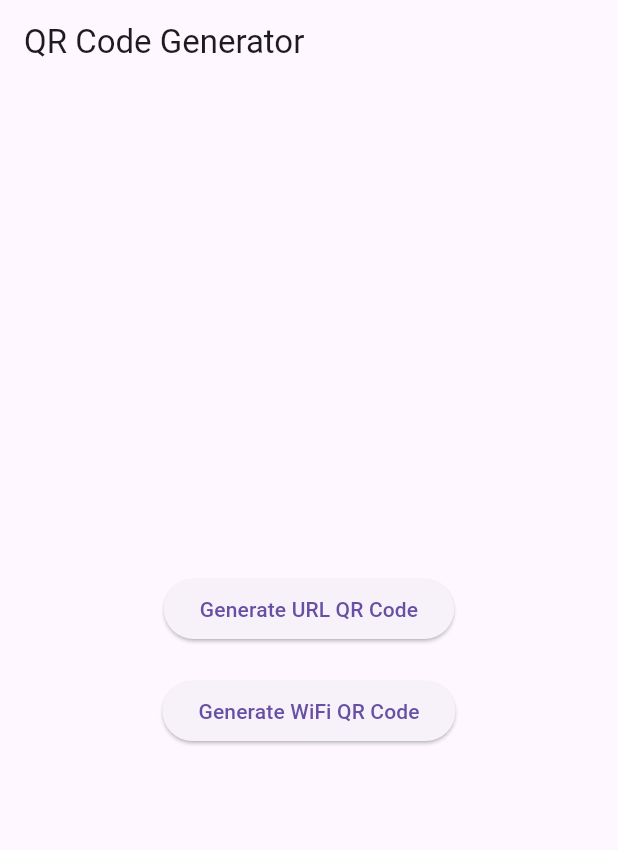
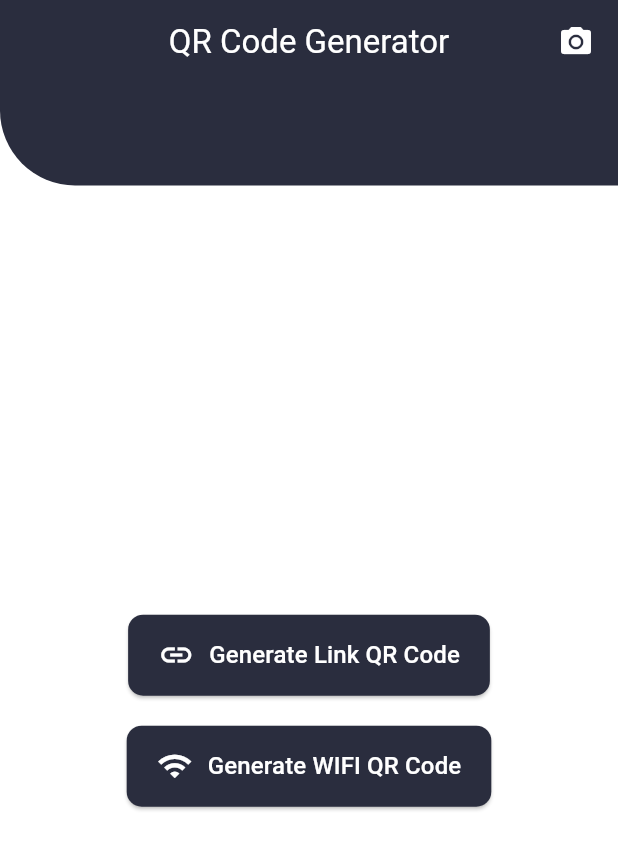
Before and after one commit to dcaayushd/QR_Code_Generator, a Flutter app: the screen it shows after launch, on a phone screen of 412 x 824 dp. Shown: the top 850 px of the screen. Run offline on Flutter 3.47's test engine with Material 3 defaults, Android fonts, the light colour scheme and no system bars; our stand-ins replace qr_flutter.

Commit message:
Top Section Container Modified

```diff
--- a/lib/screens/home_screen.dart
+++ b/lib/screens/home_screen.dart
@@ -8,39 +8,105 @@ class HomeScreen extends StatelessWidget {
   @override
   Widget build(BuildContext context) {
     return Scaffold(
+      backgroundColor: Colors.white,
+      extendBodyBehindAppBar: true,
       appBar: AppBar(
-        title: const Text('QR Code Generator'),
+        backgroundColor: Colors.transparent,
+        elevation: 0,
+        title: const Text(
+          'QR Code Generator',
+          style: TextStyle(color: Colors.white),
         ),
-      body: Center(
+        centerTitle: true,
+        actions: const [
+          Padding(
+            padding: EdgeInsets.only(right: 16.0),
+            child: Icon(Icons.camera_alt, color: Colors.white),
+          ),
+        ],
+      ),
+      body: Stack(
+        children: [
+          // Top curved container
+          Positioned(
+            top: 0,
+            left: 0,
+            right: 0,
+            child: Container(
+              height: MediaQuery.of(context).size.height * 0.15,
+              decoration: const BoxDecoration(
+                color: Color(0xFF2A2D3E),
+                borderRadius: BorderRadius.only(
+                  bottomLeft: Radius.circular(50),
+                ),
+              ),
+            ),
+          ),
+          // Main content
+          Positioned(
+            top: MediaQuery.of(context).size.height * 0.15,
+            left: 0,
+            right: 0,
+            bottom: 0,
+            child: Container(
+              padding: const EdgeInsets.all(20),
               child: Column(
                 mainAxisAlignment: MainAxisAlignment.center,
                 children: [
-            ElevatedButton(
-              onPressed: () {
-                Navigator.push(
+                  _buildButton(
+                    context,
+                    icon: Icons.link,
+                    text: 'Generate Link QR Code',
+                    onPressed: () => Navigator.push(
                       context,
                       MaterialPageRoute(
                         builder: (context) => const UrlQrScreen(),
                       ),
-                );
-              },
-              child: const Text('Generate URL QR Code'),
+                    ),
                   ),
                   const SizedBox(height: 20),
-            ElevatedButton(
-              onPressed: () {
-                Navigator.push(
+                  _buildButton(
+                    context,
+                    icon: Icons.wifi,
+                    text: 'Generate WIFI QR Code',
+                    onPressed: () => Navigator.push(
                       context,
                       MaterialPageRoute(
                         builder: (context) => const WifiQrScreen(),
                       ),
-                );
-              },
-              child: const Text('Generate WiFi QR Code'),
+                    ),
                   ),
                 ],
               ),
             ),
+          ),
+        ],
+      ),
+    );
+  }
+
+  Widget _buildButton(BuildContext context,
+      {required IconData icon,
+      required String text,
+      required VoidCallback onPressed}) {
+    return ElevatedButton(
+      onPressed: onPressed,
+      style: ElevatedButton.styleFrom(
+        backgroundColor: const Color(0xFF2A2D3E),
+        foregroundColor: Colors.white,
+        shape: RoundedRectangleBorder(
+          borderRadius: BorderRadius.circular(10),
+        ),
+        padding: const EdgeInsets.symmetric(horizontal: 20, vertical: 15),
+      ),
+      child: Row(
+        mainAxisSize: MainAxisSize.min,
+        children: [
+          Icon(icon, size: 24),
+          const SizedBox(width: 10),
+          Text(text, style: const TextStyle(fontSize: 16)),
+        ],
+      ),
     );
   }
 }
```
Also changed, not shown: lib/utils/qr_generator.dart (line endings or trailing spaces). Lines whose indentation alone changed are shown as unchanged.
